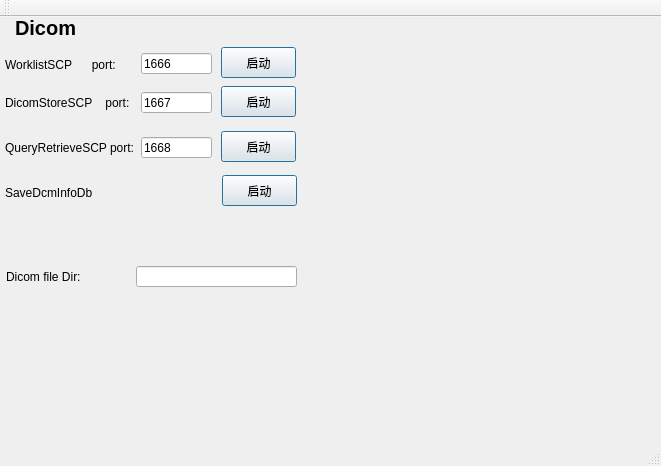
Before: the Qt Designer form Tools/HServerManageUI/mainwindow.ui in zyq1569/HealthApp, drawn with Qt 5.
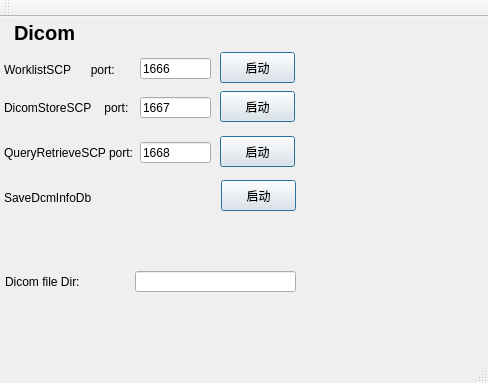
After: the same form once the commit is applied.

Diff of the .ui file:
```diff
--- a/Tools/HServerManageUI/mainwindow.ui
+++ b/Tools/HServerManageUI/mainwindow.ui
@@ -6,19 +6,185 @@
    <rect>
     <x>0</x>
     <y>0</y>
-    <width>661</width>
-    <height>466</height>
+    <width>488</width>
+    <height>383</height>
    </rect>
   </property>
   <property name="windowTitle">
-   <string>ServerUI</string>
+   <string>HMainWindow</string>
   </property>
   <widget class="QWidget" name="centralWidget">
+   <widget class="QLabel" name="label_wlm">
+    <property name="geometry">
+     <rect>
+      <x>4</x>
+      <y>43</y>
+      <width>131</width>
+      <height>20</height>
+     </rect>
+    </property>
+    <property name="text">
+     <string>WorklistSCP      port:</string>
+    </property>
+   </widget>
+   <widget class="QLabel" name="label_store">
+    <property name="geometry">
+     <rect>
+      <x>4</x>
+      <y>81</y>
+      <width>131</width>
+      <height>20</height>
+     </rect>
+    </property>
+    <property name="text">
+     <string>DicomStoreSCP    port:</string>
+    </property>
+   </widget>
+   <widget class="QPushButton" name="Dcm2DB">
+    <property name="geometry">
+     <rect>
+      <x>221</x>
+      <y>163</y>
+      <width>75</width>
+      <height>31</height>
+     </rect>
+    </property>
+    <property name="toolTip">
+     <string>&lt;html&gt;&lt;head/&gt;&lt;body&gt;&lt;p&gt;run store scp&lt;/p&gt;&lt;/body&gt;&lt;/html&gt;</string>
+    </property>
+    <property name="text">
+     <string>启动</string>
+    </property>
+    <property name="default">
+     <bool>true</bool>
+    </property>
+    <property name="flat">
+     <bool>false</bool>
+    </property>
+   </widget>
+   <widget class="QLabel" name="label_qrscp_2">
+    <property name="geometry">
+     <rect>
+      <x>5</x>
+      <y>255</y>
+      <width>121</width>
+      <height>20</height>
+     </rect>
+    </property>
+    <property name="text">
+     <string>Dicom file Dir:</string>
+    </property>
+   </widget>
+   <widget class="QPushButton" name="StoreSCP">
+    <property name="geometry">
+     <rect>
+      <x>220</x>
+      <y>74</y>
+      <width>75</width>
+      <height>31</height>
+     </rect>
+    </property>
+    <property name="toolTip">
+     <string>&lt;html&gt;&lt;head/&gt;&lt;body&gt;&lt;p&gt;run store scp&lt;/p&gt;&lt;/body&gt;&lt;/html&gt;</string>
+    </property>
+    <property name="text">
+     <string>启动</string>
+    </property>
+    <property name="default">
+     <bool>true</bool>
+    </property>
+    <property name="flat">
+     <bool>false</bool>
+    </property>
+   </widget>
+   <widget class="QLabel" name="label_Dcm2Db">
+    <property name="geometry">
+     <rect>
+      <x>4</x>
+      <y>171</y>
+      <width>131</width>
+      <height>20</height>
+     </rect>
+    </property>
+    <property name="text">
+     <string>SaveDcmInfoDb</string>
+    </property>
+   </widget>
+   <widget class="QPushButton" name="WLMSCP">
+    <property name="geometry">
+     <rect>
+      <x>220</x>
+      <y>35</y>
+      <width>75</width>
+      <height>31</height>
+     </rect>
+    </property>
+    <property name="toolTip">
+     <string>&lt;html&gt;&lt;head/&gt;&lt;body&gt;&lt;p&gt;run store scp&lt;/p&gt;&lt;/body&gt;&lt;/html&gt;</string>
+    </property>
+    <property name="text">
+     <string>启动</string>
+    </property>
+    <property name="default">
+     <bool>true</bool>
+    </property>
+    <property name="flat">
+     <bool>false</bool>
+    </property>
+   </widget>
+   <widget class="QLineEdit" name="port_wlm">
+    <property name="geometry">
+     <rect>
+      <x>140</x>
+      <y>41</y>
+      <width>71</width>
+      <height>21</height>
+     </rect>
+    </property>
+    <property name="layoutDirection">
+     <enum>Qt::LeftToRight</enum>
+    </property>
+    <property name="text">
+     <string>1666</string>
+    </property>
+   </widget>
+   <widget class="QLineEdit" name="port_store">
+    <property name="geometry">
+     <rect>
+      <x>140</x>
+      <y>80</y>
+      <width>71</width>
+      <height>21</height>
+     </rect>
+    </property>
+    <property name="layoutDirection">
+     <enum>Qt::LeftToRight</enum>
+    </property>
+    <property name="text">
+     <string>1667</string>
+    </property>
+   </widget>
+   <widget class="QLineEdit" name="port_qr">
+    <property name="geometry">
+     <rect>
+      <x>140</x>
+      <y>125</y>
+      <width>71</width>
+      <height>21</height>
+     </rect>
+    </property>
+    <property name="layoutDirection">
+     <enum>Qt::LeftToRight</enum>
+    </property>
+    <property name="text">
+     <string>1668</string>
+    </property>
+   </widget>
    <widget class="QLabel" name="label_UI">
     <property name="geometry">
      <rect>
-      <x>15</x>
-      <y>0</y>
+      <x>14</x>
+      <y>5</y>
       <width>61</width>
       <height>21</height>
      </rect>
@@ -35,24 +201,11 @@
      <string>Dicom</string>
     </property>
    </widget>
-   <widget class="QLabel" name="label_store">
+   <widget class="QPushButton" name="QRSCP">
     <property name="geometry">
      <rect>
-      <x>5</x>
-      <y>76</y>
-      <width>131</width>
-      <height>20</height>
-     </rect>
-    </property>
-    <property name="text">
-     <string>DicomStoreSCP    port:</string>
-    </property>
-   </widget>
-   <widget class="QPushButton" name="StoreSCP">
-    <property name="geometry">
-     <rect>
-      <x>221</x>
-      <y>69</y>
+      <x>220</x>
+      <y>119</y>
       <width>75</width>
       <height>31</height>
      </rect>
@@ -70,78 +223,11 @@
      <bool>false</bool>
     </property>
    </widget>
-   <widget class="QLineEdit" name="port_store">
-    <property name="geometry">
-     <rect>
-      <x>141</x>
-      <y>75</y>
-      <width>71</width>
-      <height>21</height>
-     </rect>
-    </property>
-    <property name="layoutDirection">
-     <enum>Qt::LeftToRight</enum>
-    </property>
-    <property name="text">
-     <string>1667</string>
-    </property>
-   </widget>
-   <widget class="QLabel" name="label_wlm">
-    <property name="geometry">
-     <rect>
-      <x>5</x>
-      <y>38</y>
-      <width>131</width>
-      <height>20</height>
-     </rect>
-    </property>
-    <property name="text">
-     <string>WorklistSCP      port:</string>
-    </property>
-   </widget>
-   <widget class="QPushButton" name="WLMSCP">
-    <property name="geometry">
-     <rect>
-      <x>221</x>
-      <y>30</y>
-      <width>75</width>
-      <height>31</height>
-     </rect>
-    </property>
-    <property name="toolTip">
-     <string>&lt;html&gt;&lt;head/&gt;&lt;body&gt;&lt;p&gt;run store scp&lt;/p&gt;&lt;/body&gt;&lt;/html&gt;</string>
-    </property>
-    <property name="text">
-     <string>启动</string>
-    </property>
-    <property name="default">
-     <bool>true</bool>
-    </property>
-    <property name="flat">
-     <bool>false</bool>
-    </property>
-   </widget>
-   <widget class="QLineEdit" name="port_wlm">
-    <property name="geometry">
-     <rect>
-      <x>141</x>
-      <y>36</y>
-      <width>71</width>
-      <height>21</height>
-     </rect>
-    </property>
-    <property name="layoutDirection">
-     <enum>Qt::LeftToRight</enum>
-    </property>
-    <property name="text">
-     <string>1666</string>
-    </property>
-   </widget>
    <widget class="QLabel" name="label_qrscp">
     <property name="geometry">
      <rect>
-      <x>5</x>
-      <y>121</y>
+      <x>4</x>
+      <y>126</y>
       <width>131</width>
       <height>20</height>
      </rect>
@@ -150,84 +236,11 @@
      <string>QueryRetrieveSCP port:</string>
     </property>
    </widget>
-   <widget class="QPushButton" name="QRSCP">
-    <property name="geometry">
-     <rect>
-      <x>221</x>
-      <y>114</y>
-      <width>75</width>
-      <height>31</height>
-     </rect>
-    </property>
-    <property name="toolTip">
-     <string>&lt;html&gt;&lt;head/&gt;&lt;body&gt;&lt;p&gt;run store scp&lt;/p&gt;&lt;/body&gt;&lt;/html&gt;</string>
-    </property>
-    <property name="text">
-     <string>启动</string>
-    </property>
-    <property name="default">
-     <bool>true</bool>
-    </property>
-    <property name="flat">
-     <bool>false</bool>
-    </property>
-   </widget>
-   <widget class="QLineEdit" name="port_qr">
-    <property name="geometry">
-     <rect>
-      <x>141</x>
-      <y>120</y>
-      <width>71</width>
-      <height>21</height>
-     </rect>
-    </property>
-    <property name="layoutDirection">
-     <enum>Qt::LeftToRight</enum>
-    </property>
-    <property name="text">
-     <string>1668</string>
-    </property>
-   </widget>
-   <widget class="QLabel" name="label_Dcm2Db">
-    <property name="geometry">
-     <rect>
-      <x>5</x>
-      <y>166</y>
-      <width>131</width>
-      <height>20</height>
-     </rect>
-    </property>
-    <property name="text">
-     <string>SaveDcmInfoDb</string>
-    </property>
-   </widget>
-   <widget class="QPushButton" name="Dcm2DB">
-    <property name="geometry">
-     <rect>
-      <x>222</x>
-      <y>158</y>
-      <width>75</width>
-      <height>31</height>
-     </rect>
-    </property>
-    <property name="toolTip">
-     <string>&lt;html&gt;&lt;head/&gt;&lt;body&gt;&lt;p&gt;run store scp&lt;/p&gt;&lt;/body&gt;&lt;/html&gt;</string>
-    </property>
-    <property name="text">
-     <string>启动</string>
-    </property>
-    <property name="default">
-     <bool>true</bool>
-    </property>
-    <property name="flat">
-     <bool>false</bool>
-    </property>
-   </widget>
    <widget class="QLineEdit" name="port_qr_2">
     <property name="geometry">
      <rect>
-      <x>136</x>
-      <y>249</y>
+      <x>135</x>
+      <y>254</y>
       <width>161</width>
       <height>21</height>
      </rect>
@@ -239,24 +252,8 @@
      <string/>
     </property>
    </widget>
-   <widget class="QLabel" name="label_qrscp_2">
-    <property name="geometry">
-     <rect>
-      <x>6</x>
-      <y>250</y>
-      <width>121</width>
-      <height>20</height>
-     </rect>
-    </property>
-    <property name="text">
-     <string>Dicom file Dir:</string>
-    </property>
-   </widget>
   </widget>
   <widget class="QToolBar" name="mainToolBar">
-   <property name="windowTitle">
-    <string>ServerUI</string>
-   </property>
    <attribute name="toolBarArea">
     <enum>TopToolBarArea</enum>
    </attribute>
```
